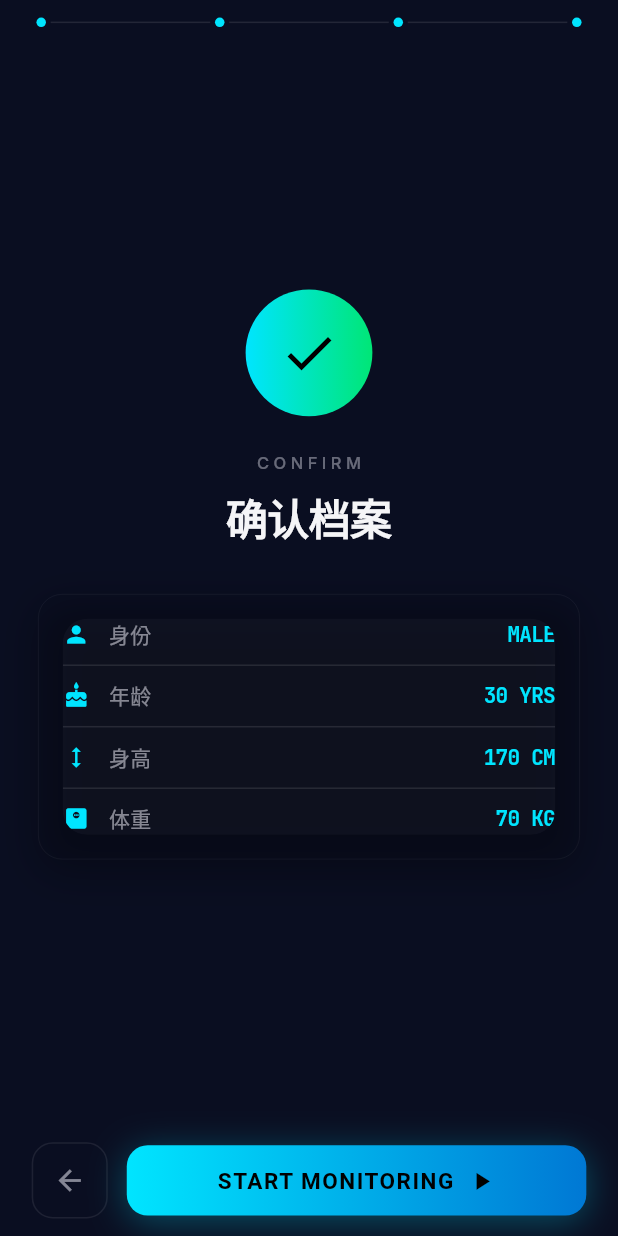
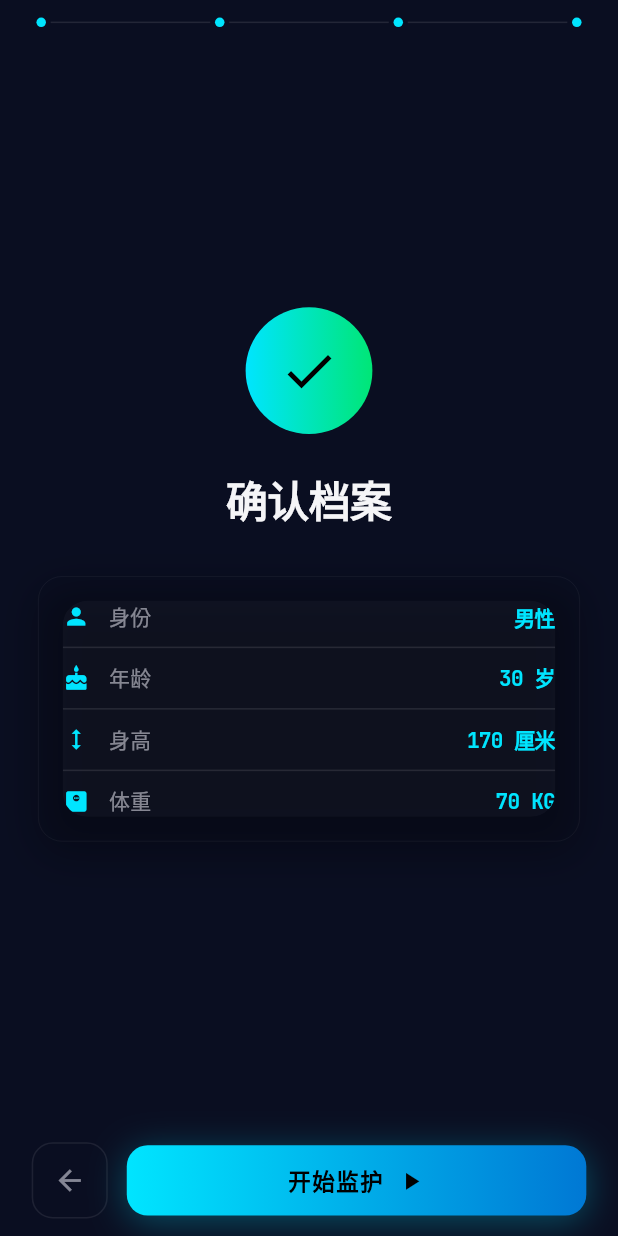
Before and after one commit to lggliubilint/NearLink, a Flutter app: the screen it shows after launch, swiped to page 4, on a phone screen of 412 x 824 dp. Run offline on Flutter 3.47's test engine with Material 3 defaults, Android fonts, the phone set to English and light mode, and no system bars; our stand-ins replace fl_chart, flutter_animate, flutter_local_notifications, flutter_screenutil, google_fonts, vibration; missing offline and left inert: model_viewer_plus; accounts and stored records are empty; network calls fail.

Commit message:
全中文 + 仪表盘补全模块 + 档案页回退

```diff
--- a/lib/pages/profile_page.dart
+++ b/lib/pages/profile_page.dart
@@ -115,7 +115,7 @@ class _ProfilePageState extends State<ProfilePage> {
                       ),
                       child: Center(
                         child: Row(mainAxisSize: MainAxisSize.min, children: [
-                          Text(_step == 3 ? "START MONITORING" : "NEXT",
+                          Text(_step == 3 ? "开始监护" : "下一步",
                             style: const TextStyle(color: Colors.black, fontSize: 15, fontWeight: FontWeight.w700, letterSpacing: 1)),
                           SizedBox(width: 8.w),
                           Icon(_step == 3 ? Icons.play_arrow : Icons.arrow_forward, color: Colors.black, size: 20.sp),
@@ -145,8 +145,6 @@ class _ProfilePageState extends State<ProfilePage> {
               character: _profile.character, fallProbability: 0, time: 0)),
           ).animate().scale(duration: 500.ms, begin: const Offset(0.85, 0.85)),
           SizedBox(height: 24.h),
-          Text("WHO ARE YOU", style: AppTheme.caption().copyWith(letterSpacing: 3)),
-          SizedBox(height: 8.h),
           Text("选择身份", style: AppTheme.h1()),
           SizedBox(height: 32.h),
           Row(children: [
@@ -196,15 +194,13 @@ class _ProfilePageState extends State<ProfilePage> {
             decoration: BoxDecoration(shape: BoxShape.circle, border: Border.all(color: AppTheme.cyan.withValues(alpha: 0.2), width: 1)),
             child: Center(child: Icon(Icons.cake, size: 36.sp, color: AppTheme.cyan))),
           SizedBox(height: 24.h),
-          Text("AGE", style: AppTheme.caption().copyWith(letterSpacing: 3)),
-          SizedBox(height: 8.h),
           Text("年龄", style: AppTheme.h1()),
           SizedBox(height: 8.h),
           Text("影响跌倒风险阈值判定", style: AppTheme.body()),
           SizedBox(height: 32.h),
           Text("${_profile.age}", style: AppTheme.mono(72, AppTheme.cyan)),
           SizedBox(height: 4.h),
-          Text("YEARS OLD", style: AppTheme.caption()),
+          Text("岁", style: AppTheme.caption()),
           SizedBox(height: 16.h),
           SliderTheme(
             data: SliderTheme.of(context).copyWith(activeTrackColor: AppTheme.cyan, thumbColor: AppTheme.cyan, trackHeight: 2, thumbShape: const RoundSliderThumbShape(enabledThumbRadius: 8)),
@@ -228,13 +224,11 @@ class _ProfilePageState extends State<ProfilePage> {
             decoration: BoxDecoration(shape: BoxShape.circle, border: Border.all(color: AppTheme.cyan.withValues(alpha: 0.2), width: 1)),
             child: Center(child: Icon(Icons.monitor_weight, size: 36.sp, color: AppTheme.cyan))),
           SizedBox(height: 24.h),
-          Text("PHYSICAL", style: AppTheme.caption().copyWith(letterSpacing: 3)),
-          SizedBox(height: 8.h),
           Text("身体数据", style: AppTheme.h1()),
           SizedBox(height: 32.h),
-          _num("HEIGHT 身高", _profile.heightCm, "cm", 100, 250),
+          _num("身高", _profile.heightCm, "cm", 100, 250),
           SizedBox(height: 24.h),
-          _num("WEIGHT 体重", _profile.weightKg, "kg", 30, 200),
+          _num("体重", _profile.weightKg, "kg", 30, 200),
         ]),
       ),
     );
@@ -268,7 +262,7 @@ class _ProfilePageState extends State<ProfilePage> {
 
   // ── 确认 ──
   Widget _confirm() {
-    final cLabel = _profile.character == AvatarCharacter.male ? "MALE" : _profile.character == AvatarCharacter.female ? "FEMALE" : "CHILD";
+    final cLabel = _profile.character == AvatarCharacter.male ? "男性" : _profile.character == AvatarCharacter.female ? "女性" : "儿童";
     return Center(
       child: SingleChildScrollView(
         padding: EdgeInsets.symmetric(horizontal: 24.w),
@@ -278,8 +272,6 @@ class _ProfilePageState extends State<ProfilePage> {
             decoration: BoxDecoration(shape: BoxShape.circle, gradient: const LinearGradient(colors: [AppTheme.cyan, AppTheme.green])),
             child: const Icon(Icons.check, size: 40, color: Colors.black)),
           SizedBox(height: 24.h),
-          Text("CONFIRM", style: AppTheme.caption().copyWith(letterSpacing: 3)),
-          SizedBox(height: 8.h),
           Text("确认档案", style: AppTheme.h1()),
           SizedBox(height: 32.h),
           GlassCard(
@@ -293,13 +285,13 @@ class _ProfilePageState extends State<ProfilePage> {
               Row(children: [
                 const Icon(Icons.cake, size: 18, color: AppTheme.cyan), SizedBox(width: 12.w),
                 Text("年龄", style: AppTheme.body()), const Spacer(),
-                Text("${_profile.age} YRS", style: AppTheme.mono(14, AppTheme.cyan)),
+                Text("${_profile.age} 岁", style: AppTheme.mono(14, AppTheme.cyan)),
               ]),
               const Divider(height: 20, color: Color(0x1AFFFFFF)),
               Row(children: [
                 const Icon(Icons.height, size: 18, color: AppTheme.cyan), SizedBox(width: 12.w),
                 Text("身高", style: AppTheme.body()), const Spacer(),
-                Text("${_profile.heightCm.toInt()} CM", style: AppTheme.mono(14, AppTheme.cyan)),
+                Text("${_profile.heightCm.toInt()} 厘米", style: AppTheme.mono(14, AppTheme.cyan)),
               ]),
               const Divider(height: 20, color: Color(0x1AFFFFFF)),
               Row(children: [
```
Also changed, not shown: lib/pages/avatar_page.dart (+30 -53 lines).
